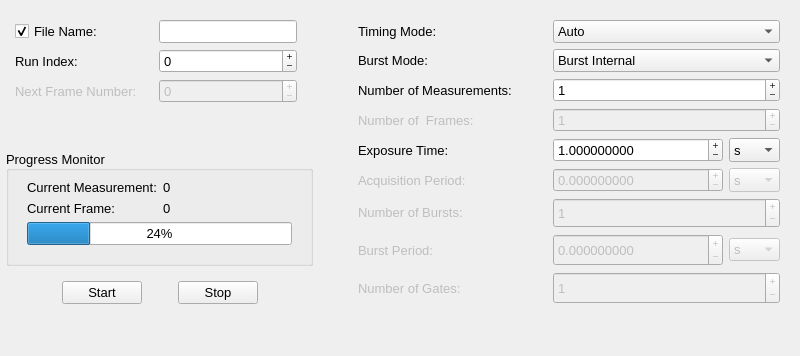
Old version of the form slsDetectorGui/forms/form_tab_measurement.ui in the repository slsdetectorgroup/slsDetectorPackage.
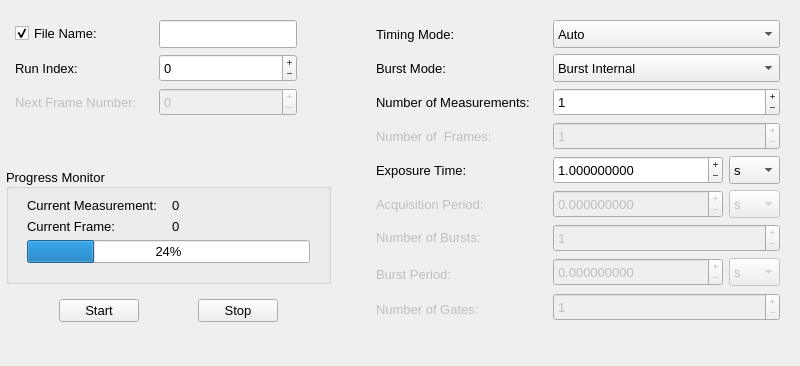
New version of the form. The open tabs and pages were chosen to show the change. Icons and pictures are not drawn.

The edit to the form file:
```diff
--- a/slsDetectorGui/forms/form_tab_measurement.ui
+++ b/slsDetectorGui/forms/form_tab_measurement.ui
@@ -7,7 +7,7 @@
     <x>0</x>
     <y>0</y>
     <width>800</width>
-    <height>356</height>
+    <height>366</height>
    </rect>
   </property>
   <property name="sizePolicy">
@@ -227,13 +227,13 @@
         <property name="minimumSize">
          <size>
           <width>0</width>
-          <height>0</height>
+          <height>28</height>
          </size>
         </property>
         <property name="maximumSize">
          <size>
           <width>16777215</width>
-          <height>32</height>
+          <height>28</height>
          </size>
         </property>
         <property name="toolTip">
@@ -285,13 +285,13 @@
         <property name="minimumSize">
          <size>
           <width>0</width>
-          <height>0</height>
+          <height>28</height>
          </size>
         </property>
         <property name="maximumSize">
          <size>
           <width>16777215</width>
-          <height>32</height>
+          <height>28</height>
          </size>
         </property>
         <property name="font">
@@ -352,13 +352,13 @@
         <property name="minimumSize">
          <size>
           <width>0</width>
-          <height>0</height>
+          <height>28</height>
          </size>
         </property>
         <property name="maximumSize">
          <size>
           <width>16777215</width>
-          <height>32</height>
+          <height>28</height>
          </size>
         </property>
         <property name="font">
@@ -489,7 +489,7 @@
          <enum>Qt::Horizontal</enum>
         </property>
         <property name="sizeType">
-         <enum>QSizePolicy::Fixed</enum>
+         <enum>QSizePolicy::Expanding</enum>
         </property>
         <property name="sizeHint" stdset="0">
          <size>
@@ -557,14 +557,14 @@
     <widget class="QFrame" name="frameTimeResolved">
      <property name="minimumSize">
       <size>
-       <width>440</width>
+       <width>0</width>
        <height>0</height>
       </size>
      </property>
      <property name="maximumSize">
       <size>
-       <width>440</width>
-       <height>16777215</height>
+       <width>16777215</width>
+       <height>320</height>
       </size>
      </property>
      <property name="frameShape">
@@ -588,13 +588,13 @@
         <property name="minimumSize">
          <size>
           <width>170</width>
-          <height>0</height>
+          <height>28</height>
          </size>
         </property>
         <property name="maximumSize">
          <size>
           <width>16777215</width>
-          <height>32</height>
+          <height>28</height>
          </size>
         </property>
         <property name="font">
@@ -669,7 +669,7 @@
         <property name="maximumSize">
          <size>
           <width>16777215</width>
-          <height>16777215</height>
+          <height>30</height>
          </size>
         </property>
         <property name="currentIndex">
@@ -706,13 +706,13 @@
             <property name="minimumSize">
              <size>
               <width>0</width>
-              <height>0</height>
+              <height>28</height>
              </size>
             </property>
             <property name="maximumSize">
              <size>
               <width>70</width>
-              <height>32</height>
+              <height>28</height>
              </size>
             </property>
             <property name="toolTip">
@@ -859,13 +859,13 @@
         <property name="minimumSize">
          <size>
           <width>170</width>
-          <height>0</height>
+          <height>28</height>
          </size>
         </property>
         <property name="maximumSize">
          <size>
           <width>16777215</width>
-          <height>32</height>
+          <height>28</height>
          </size>
         </property>
         <property name="font">
@@ -1033,13 +1033,13 @@
         <property name="minimumSize">
          <size>
           <width>0</width>
-          <height>0</height>
+          <height>28</height>
          </size>
         </property>
         <property name="maximumSize">
          <size>
           <width>70</width>
-          <height>32</height>
+          <height>28</height>
          </size>
         </property>
         <property name="toolTip">
@@ -1187,7 +1187,7 @@
         <property name="maximumSize">
          <size>
           <width>170</width>
-          <height>16777215</height>
+          <height>30</height>
          </size>
         </property>
         <property name="currentIndex">
@@ -1295,14 +1295,14 @@
             </property>
             <property name="minimumSize">
              <size>
-              <width>32</width>
-              <height>0</height>
+              <width>0</width>
+              <height>28</height>
              </size>
             </property>
             <property name="maximumSize">
              <size>
               <width>16777215</width>
-              <height>32</height>
+              <height>28</height>
              </size>
             </property>
             <property name="toolTip">
@@ -1351,10 +1351,16 @@
       </item>
       <item row="8" column="2" colspan="2">
        <widget class="QStackedWidget" name="stackedSpinSamplesGates">
+        <property name="minimumSize">
+         <size>
+          <width>0</width>
+          <height>0</height>
+         </size>
+        </property>
         <property name="maximumSize">
          <size>
           <width>16777215</width>
-          <height>16777215</height>
+          <height>30</height>
          </size>
         </property>
         <property name="currentIndex">
@@ -1391,13 +1397,13 @@
             <property name="minimumSize">
              <size>
               <width>0</width>
-              <height>0</height>
+              <height>28</height>
              </size>
             </property>
             <property name="maximumSize">
              <size>
               <width>16777215</width>
-              <height>32</height>
+              <height>28</height>
              </size>
             </property>
             <property name="toolTip">
@@ -1527,13 +1533,13 @@
         <property name="minimumSize">
          <size>
           <width>0</width>
-          <height>0</height>
+          <height>28</height>
          </size>
         </property>
         <property name="maximumSize">
          <size>
           <width>16777215</width>
-          <height>32</height>
+          <height>28</height>
          </size>
         </property>
         <property name="toolTip">
@@ -1581,13 +1587,13 @@
         <property name="minimumSize">
          <size>
           <width>0</width>
-          <height>0</height>
+          <height>28</height>
          </size>
         </property>
         <property name="maximumSize">
          <size>
           <width>70</width>
-          <height>32</height>
+          <height>28</height>
          </size>
         </property>
         <property name="toolTip">
@@ -1666,13 +1672,13 @@
         <property name="minimumSize">
          <size>
           <width>0</width>
-          <height>0</height>
+          <height>28</height>
          </size>
         </property>
         <property name="maximumSize">
          <size>
           <width>16777215</width>
-          <height>32</height>
+          <height>28</height>
          </size>
         </property>
         <property name="toolTip">
@@ -1712,13 +1718,13 @@
         <property name="minimumSize">
          <size>
           <width>0</width>
-          <height>0</height>
+          <height>28</height>
          </size>
         </property>
         <property name="maximumSize">
          <size>
           <width>16777215</width>
-          <height>32</height>
+          <height>28</height>
          </size>
         </property>
         <property name="font">
@@ -1779,13 +1785,13 @@
         <property name="minimumSize">
          <size>
           <width>0</width>
-          <height>0</height>
+          <height>28</height>
          </size>
         </property>
         <property name="maximumSize">
          <size>
           <width>16777215</width>
-          <height>32</height>
+          <height>28</height>
          </size>
         </property>
         <property name="font">
@@ -1923,7 +1929,7 @@
         <property name="maximumSize">
          <size>
           <width>16777215</width>
-          <height>37</height>
+          <height>30</height>
          </size>
         </property>
         <property name="currentIndex">
@@ -1960,13 +1966,13 @@
             <property name="minimumSize">
              <size>
               <width>0</width>
-              <height>0</height>
+              <height>28</height>
              </size>
             </property>
             <property name="maximumSize">
              <size>
               <width>16777215</width>
-              <height>32</height>
+              <height>28</height>
              </size>
             </property>
             <property name="toolTip">
```
Left out of the diff: 18 changed lines with no effect on the pictures.
